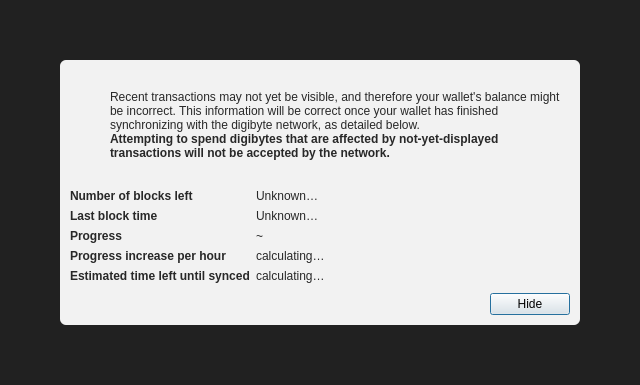
Qt form src/qt/forms/modaloverlay.ui (JohnnyLawDGB/digibyte) before a commit.
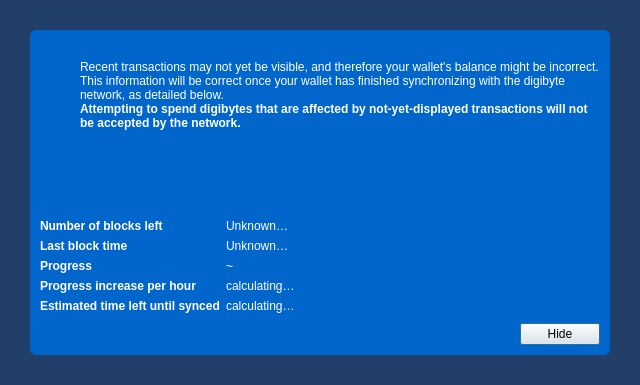
The same form after that commit. Icons and pictures are not drawn.

Diff of the .ui file:
```diff
--- a/src/qt/forms/modaloverlay.ui
+++ b/src/qt/forms/modaloverlay.ui
@@ -32,27 +32,27 @@
    <item>
     <widget class="QWidget" name="bgWidget" native="true">
      <property name="styleSheet">
-      <string notr="true">#bgWidget { background: rgba(0,0,0,220); }</string>
+      <string notr="true">#bgWidget { background: rgba(0,35,82,220); }</string>
      </property>
      <layout class="QVBoxLayout" name="verticalLayoutMain" stretch="1">
       <property name="leftMargin">
-       <number>60</number>
+       <number>30</number>
       </property>
       <property name="topMargin">
-       <number>60</number>
+       <number>30</number>
       </property>
       <property name="rightMargin">
-       <number>60</number>
+       <number>30</number>
       </property>
       <property name="bottomMargin">
-       <number>60</number>
+       <number>30</number>
       </property>
       <item>
        <widget class="QWidget" name="contentWidget" native="true">
         <property name="styleSheet">
-         <string notr="true">#contentWidget { background: rgba(255,255,255,240); border-radius: 6px; }
+         <string notr="true">#contentWidget { background: #0066CC; border-radius: 6px; }
 
-QLabel { color: rgb(40,40,40);  }</string>
+QLabel { color: #ffffff;  }</string>
         </property>
         <layout class="QVBoxLayout" name="verticalLayoutSub" stretch="1,0,0,0">
          <property name="spacing">
```
